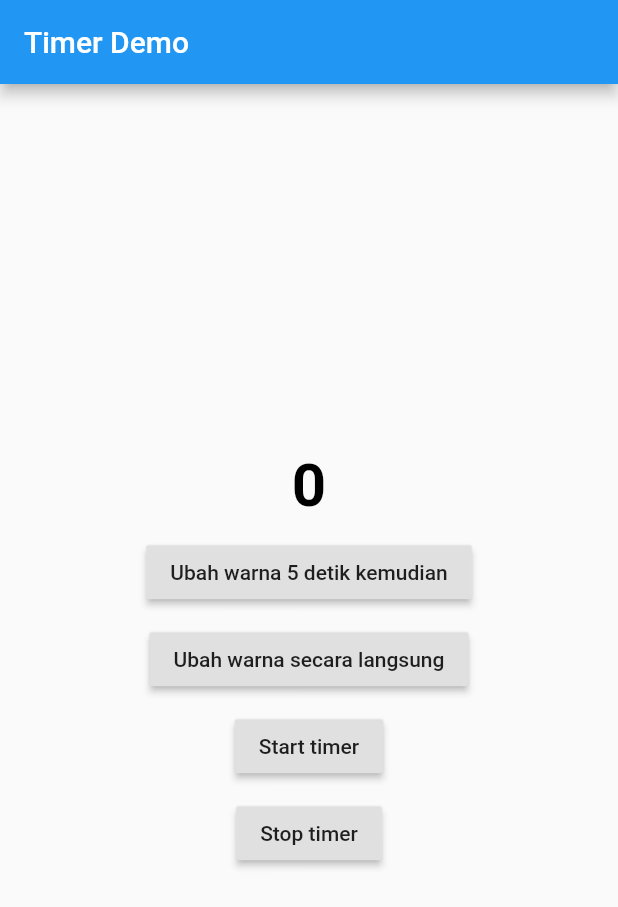
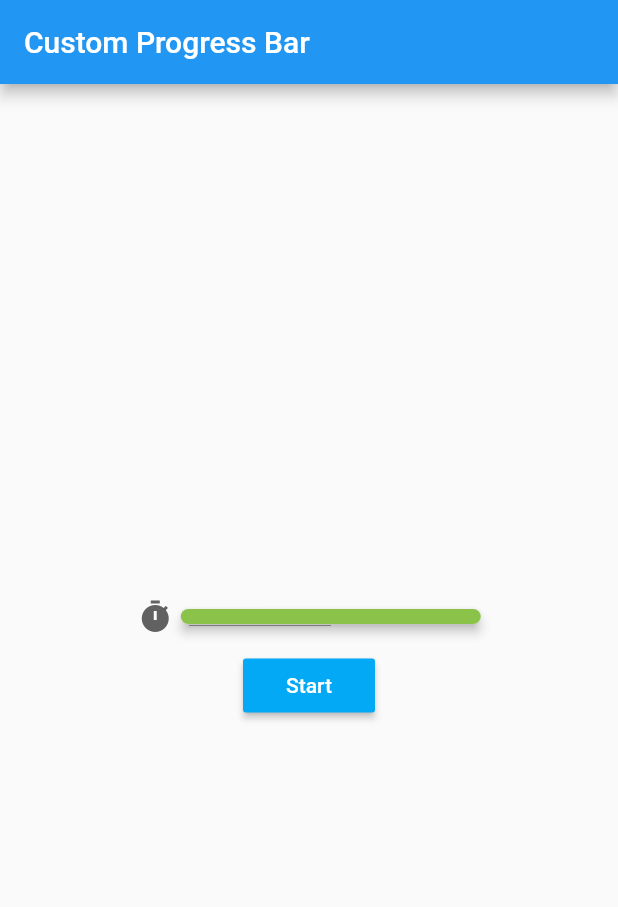
Before and after one commit to budyfriend/Belajar-Flutter, a Flutter app: the screen it shows after launch, on a phone screen of 412 x 824 dp. Shown: the top 907 px of the screen. Run offline on Flutter 3.47's test engine with Material 2 defaults, Android fonts, the phone set to English and light mode, and no system bars; our stand-ins replace audioplayers, bloc, flutter_bloc, qr_flutter, shared_preferences; missing offline and left inert: qrscan.

Commit message:
progress bar custom

```diff
--- a/lib/main.dart
+++ b/lib/main.dart
@@ -1,4 +1,6 @@
+// Timer
 import 'dart:async';
+
 import 'dart:math';
 import 'dart:ui';
 
@@ -12,6 +14,7 @@ import 'package:first_project/screen/cart.dart';
 import 'package:first_project/screen/colorful_button.dart';
 import 'package:first_project/screen/login_page.dart';
 import 'package:first_project/screen/money.dart';
+import 'package:first_project/screen/product_card.dart';
 import 'package:first_project/screen/user_profile.dart';
 import 'package:flutter/material.dart';
 
@@ -29,7 +32,143 @@ import 'package:provider/provider.dart';
 import 'package:flutter_bloc/flutter_bloc.dart';
 
 void main() {
-  runApp(LatihanTimer());
+  runApp(LatihanCustomProgressBar());
+}
+
+class LatihanProductCard extends StatelessWidget {
+  @override
+  Widget build(BuildContext context) {
+    return MaterialApp(
+      debugShowCheckedModeBanner: false,
+      home: Scaffold(
+        appBar: AppBar(
+          backgroundColor: firstColor,
+        ),
+        body: Container(
+          margin: EdgeInsets.all(20),
+          child: Align(
+            alignment: Alignment.topCenter,
+            child: ProductCard(
+              imageURL:
+                  'https://jubi.co.id/wp-content/uploads/2020/06/Buah-jeruk-Tempo.co_.jpg',
+              name: 'Buah Jeruk 1 Kg',
+              price: 'Rp10.000,-',
+              onAddCartTap: () {},
+            ),
+          ),
+        ),
+      ),
+    );
+  }
+}
+
+class LatihanCustomProgressBar extends StatelessWidget {
+  @override
+  Widget build(BuildContext context) {
+    return MaterialApp(
+      home: Scaffold(
+        appBar: AppBar(
+          title: Text('Custom Progress Bar'),
+        ),
+        body: Center(
+          child: ChangeNotifierProvider<TimeState>(
+            // ignore: deprecated_member_use
+            builder: (context) => TimeState(),
+            child: Column(
+              mainAxisAlignment: MainAxisAlignment.center,
+              crossAxisAlignment: CrossAxisAlignment.center,
+              children: [
+                Consumer<TimeState>(
+                  builder: (context, timeState, _) => CustomProgressBar(
+                    width: 200,
+                    value: timeState.time,
+                    totalValue: 15,
+                  ),
+                ),
+                SizedBox(
+                  height: 10,
+                ),
+                Consumer<TimeState>(
+                  builder: (context, timeState, _) => RaisedButton(
+                    textColor: Colors.white,
+                    color: Colors.lightBlue,
+                    child: Text('Start'),
+                    onPressed: () {
+                      Timer.periodic(Duration(seconds: 1), (timer) {
+                        if (timeState.time == 0)
+                          timer.cancel();
+                        else
+                          timeState.time -= 1;
+                      });
+                    },
+                  ),
+                )
+              ],
+            ),
+          ),
+        ),
+      ),
+    );
+  }
+}
+
+class CustomProgressBar extends StatelessWidget {
+  final double width;
+  final int value;
+  final int totalValue;
+
+  CustomProgressBar({this.width, this.value, this.totalValue});
+
+  @override
+  Widget build(BuildContext context) {
+    double ratio = value / totalValue;
+
+    return Row(
+      mainAxisAlignment: MainAxisAlignment.center,
+      children: [
+        Icon(Icons.timer, color: Colors.grey[700]),
+        SizedBox(
+          width: 5,
+        ),
+        Stack(
+          children: [
+            Container(
+              width: width,
+              height: 10,
+              decoration: BoxDecoration(
+                  color: Colors.grey[300],
+                  borderRadius: BorderRadius.circular(5)),
+            ),
+            Material(
+              elevation: 3,
+              borderRadius: BorderRadius.circular(5),
+              child: AnimatedContainer(
+                height: 10,
+                width: width * ratio,
+                duration: Duration(milliseconds: 500),
+                decoration: BoxDecoration(
+                    color: (ratio < 0.3)
+                        ? Colors.red
+                        : (ratio < 0.6)
+                            ? Colors.amber[400]
+                            : Colors.lightGreen,
+                    borderRadius: BorderRadius.circular(5)),
+              ),
+            )
+          ],
+        ),
+      ],
+    );
+  }
+}
+
+class TimeState with ChangeNotifier {
+  int _time = 15;
+  int get time => _time;
+  set time(int newTime) {
+    _time = newTime;
+    notifyListeners();
+  }
 }
 
 class LatihanTimer extends StatefulWidget {
```
Also changed, not shown: lib/screen/product_card.dart (added, +97 -0 lines), pubspec.yaml (+5 -5 lines), fonts/Lato-Black.ttf (added), fonts/Lato-Regular.ttf (added), pubspec.lock.
